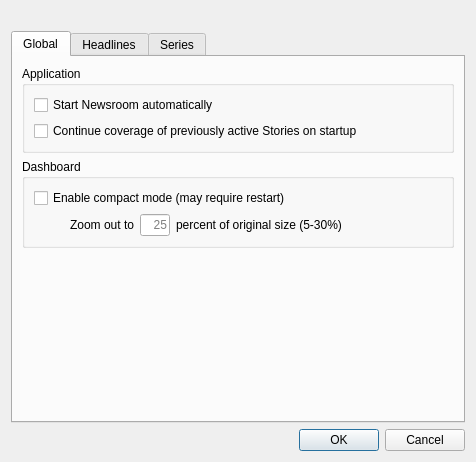
First picture: the form in settingsdialog.ui, repository b0bh00d/Newsroom, before the edit.
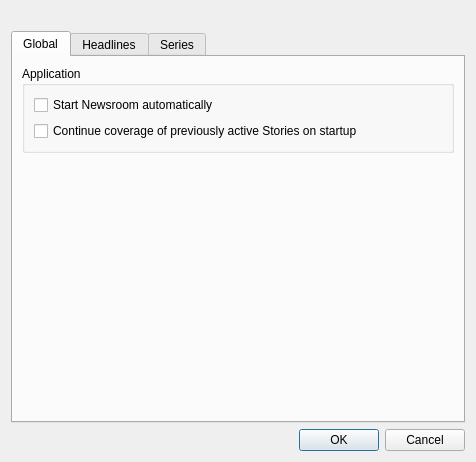
Second picture: the form after the edit. Icons and pictures are not drawn. Custom widgets are drawn as their Qt base class.

Commit message: YahooChartAPI: The code to calculate the next market opening time was flawed. YahooChartAPI: The 'volume_high' point was not being added to the volume tick values, leading to a drop to the bottom of the chart when the current average is equal to 'volume_high'. Main: Moved the Dashboard "compact" mode settings into the Series container. Dashboards needing "compact" mode must now be placed into a Series with that setting enabled.

What changed in the file:
```diff
--- a/settingsdialog.ui
+++ b/settingsdialog.ui
@@ -7,7 +7,7 @@
     <x>0</x>
     <y>0</y>
     <width>476</width>
-    <height>444</height>
+    <height>447</height>
    </rect>
   </property>
   <property name="windowTitle">
@@ -73,100 +73,6 @@
          </layout>
         </widget>
        </item>
-       <item>
-        <widget class="QGroupBox" name="groupBox_2">
-         <property name="title">
-          <string>Dashboard</string>
-         </property>
-         <layout class="QVBoxLayout" name="verticalLayout_7">
-          <item>
-           <widget class="QCheckBox" name="check_CompactMode">
-            <property name="toolTip">
-             <string>&lt;html&gt;&lt;head/&gt;&lt;body&gt;&lt;p&gt;When enabled, Dashboard entry types will display thumbnail views of each member Chyron headline, only displaying their styleSheet unless you mouse-over them. This mode provides a &amp;quot;1000-foot view&amp;quot; of monitored activities, saving on screen space.&lt;/p&gt;&lt;p&gt;Changes to this setting will not activate until the next time you start Newsroom.&lt;/p&gt;&lt;/body&gt;&lt;/html&gt;</string>
-            </property>
-            <property name="text">
-             <string>Enable compact mode (may require restart)</string>
-            </property>
-           </widget>
-          </item>
-          <item>
-           <layout class="QHBoxLayout" name="horizontalLayout_3">
-            <item>
-             <widget class="QLabel" name="label">
-              <property name="minimumSize">
-               <size>
-                <width>30</width>
-                <height>0</height>
-               </size>
-              </property>
-              <property name="maximumSize">
-               <size>
-                <width>30</width>
-                <height>16777215</height>
-               </size>
-              </property>
-              <property name="text">
-               <string/>
-              </property>
-             </widget>
-            </item>
-            <item>
-             <widget class="QLabel" name="label_ZoomOut1">
-              <property name="text">
-               <string>Zoom out to</string>
-              </property>
-              <property name="alignment">
-               <set>Qt::AlignRight|Qt::AlignTrailing|Qt::AlignVCenter</set>
-              </property>
-             </widget>
-            </item>
-            <item>
-             <widget class="QLineEdit" name="edit_ZoomOutPercent">
-              <property name="minimumSize">
-               <size>
-                <width>30</width>
-                <height>0</height>
-               </size>
-              </property>
-              <property name="maximumSize">
-               <size>
-                <width>30</width>
-                <height>16777215</height>
-               </size>
-              </property>
-              <property name="alignment">
-               <set>Qt::AlignRight|Qt::AlignTrailing|Qt::AlignVCenter</set>
-              </property>
-              <property name="placeholderText">
-               <string>25</string>
-              </property>
-             </widget>
-            </item>
-            <item>
-             <widget class="QLabel" name="label_ZoomOut2">
-              <property name="text">
-               <string>percent of original size (5-30%)</string>
-              </property>
-             </widget>
-            </item>
-            <item>
-             <spacer name="horizontalSpacer">
-              <property name="orientation">
-               <enum>Qt::Horizontal</enum>
-              </property>
-              <property name="sizeHint" stdset="0">
-               <size>
-                <width>40</width>
-                <height>20</height>
-               </size>
-              </property>
-             </spacer>
-            </item>
-           </layout>
-          </item>
-         </layout>
-        </widget>
-       </item>
        <item>
         <spacer name="verticalSpacer_3">
          <property name="orientation">
```
Left out of the diff: 7 changed lines with no effect on the pictures. The commit also changes 11 other files.
